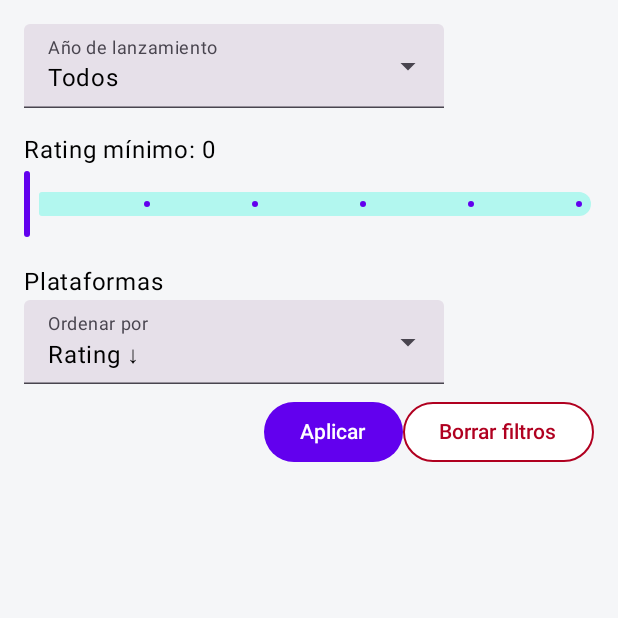
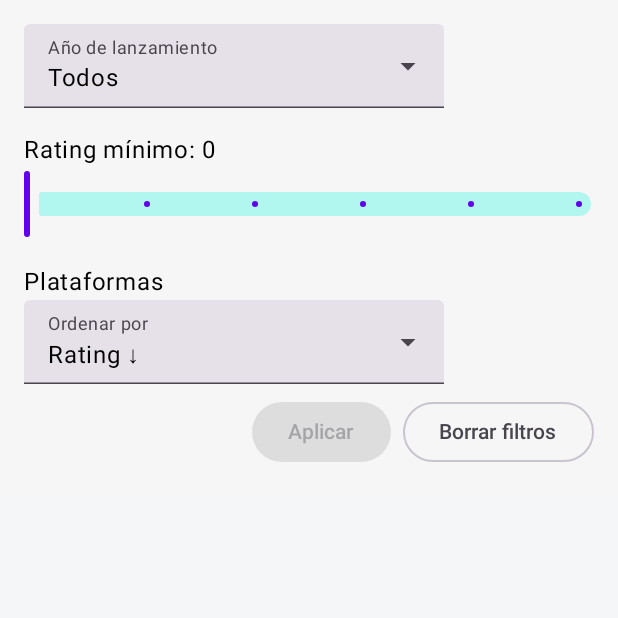
Before and after one commit to Lautaroscu/seminario-android-2025, an Android app built with Jetpack Compose: the GamesFiltersScreen screen opened through its navigation route, on a phone screen of 412 x 824 dp, the top half of it. Run offline under Robolectric (Android 15) with nearby library versions, the phone set to English and light mode, and no system bars; our stand-ins replace Dagger/Hilt's generated code.

Commit message:
agrega mejoras en savedFilters y boton de regresar en detalle del juego

```diff
--- a/app/src/main/java/ar/edu/unicen/seminario2025/AppActivity.kt
+++ b/app/src/main/java/ar/edu/unicen/seminario2025/AppActivity.kt
@@ -4,17 +4,19 @@ import android.os.Bundle
 import androidx.activity.compose.setContent
 import androidx.activity.viewModels
 import androidx.appcompat.app.AppCompatActivity
-import androidx.compose.foundation.layout.Spacer
 import androidx.compose.foundation.layout.WindowInsets
 import androidx.compose.foundation.layout.asPaddingValues
 import androidx.compose.foundation.layout.padding
-import androidx.compose.foundation.layout.size
 import androidx.compose.foundation.layout.statusBars
+import androidx.compose.material3.MaterialTheme
+import androidx.compose.material3.Surface
+import androidx.compose.runtime.Composable
 import androidx.compose.ui.Modifier
-import androidx.compose.ui.unit.dp
+import androidx.navigation.NavHostController
 import androidx.navigation.compose.NavHost
 import androidx.navigation.compose.composable
 import androidx.navigation.compose.rememberNavController
+import ar.edu.unicen.seminario2025.ui.AppNavigation
 import ar.edu.unicen.seminario2025.ui.common.Seminario2025Theme
 import ar.edu.unicen.seminario2025.ui.features.games.GameDetailsScreen
 import ar.edu.unicen.seminario2025.ui.features.games.GameViewModel
@@ -33,50 +35,21 @@ class AppActivity : AppCompatActivity() {
         setContent {
             Seminario2025Theme {
                 val navController = rememberNavController()
+                Surface(
+                    color = MaterialTheme.colorScheme.background,
+                    contentColor = MaterialTheme.colorScheme.onBackground
+                ) {
+                    AppNavigation(
+                       gameViewModel = gameViewModel,
+                       viewModel = viewModel,
+                      navController = navController
+                    )
+                }
 
-                NavHost(
-                    navController = navController,
-                    startDestination = "games",
-                    modifier = Modifier
-                        .padding(WindowInsets.statusBars.asPaddingValues())
-                ) {
-                    composable(
-                        route = "games",
-                        ) {
-
-                        GamesScreen(
-                            viewModel,
-                            goDetails = { gameId ->
-                                navController.navigate("game/${gameId}")
-                            } ,
-                            goFilters =  {
-                                navController.navigate("games/filters")
-                            }
-                        )
-                    }
-                    composable(
-                        route = "game/{id}"
-                    ) { backStackEntry ->
-                        val gameId = backStackEntry.arguments?.getString("id")?.toInt() ?: 0
-
-                        GameDetailsScreen(
-                            gameViewModel = gameViewModel,
-                            gameId = gameId,
-                        )
-                    }
-                    composable(
-                        route = "games/filters"
-                    ) {
-                        GamesFiltersScreen(
-                            viewModel,
-                            navController
-                        )
-                    }
-
-                }
 
             }
             }
 
     }
+
 }
--- a/app/src/main/java/ar/edu/unicen/seminario2025/ddl/models/games/FiltersDTO.kt
+++ b/app/src/main/java/ar/edu/unicen/seminario2025/ddl/models/games/FiltersDTO.kt
@@ -5,5 +5,5 @@ data class FiltersDTO(
     var minRating: Float? = null,
     val platforms: List<Int>? = null,
     var query: String? = null,
-    var order: SortOption? = SortOption.RATING_DESC,
+    var order: SortOption? = null,
 )
--- a/app/src/main/java/ar/edu/unicen/seminario2025/ddl/models/games/GameDetailsDTO.kt
+++ b/app/src/main/java/ar/edu/unicen/seminario2025/ddl/models/games/GameDetailsDTO.kt
@@ -10,7 +10,7 @@ data class GameDetailsDTO(
     @SerializedName("name")
     val name: String,
     @SerializedName("released")
-    val released: String,
+    val released: String? = null,
     @SerializedName("background_image")
     val backgroundImage: String?,
     @SerializedName("rating")
@@ -26,5 +26,5 @@ data class GameDetailsDTO(
     @SerializedName("esrbRating")
     val esrbRating: EsrbRatingDTO?,
     @SerializedName("platforms")
-    val platforms: List<PlatformWrapperDTO>?
+    val platforms: List<PlatformWrapperDTO>,
 )
--- /dev/null
+++ b/app/src/main/java/ar/edu/unicen/seminario2025/ui/AppNavigation.kt
@@ -0,0 +1,68 @@
+package ar.edu.unicen.seminario2025.ui
+
+import androidx.compose.foundation.layout.WindowInsets
+import androidx.compose.foundation.layout.asPaddingValues
+import androidx.compose.foundation.layout.padding
+import androidx.compose.foundation.layout.statusBars
+import androidx.compose.runtime.Composable
+import androidx.compose.ui.Modifier
+import androidx.navigation.NavHostController
+import androidx.navigation.compose.NavHost
+import androidx.navigation.compose.composable
+import androidx.navigation.compose.rememberNavController
+import ar.edu.unicen.seminario2025.ui.features.games.GameDetailsScreen
+import ar.edu.unicen.seminario2025.ui.features.games.GameViewModel
+import ar.edu.unicen.seminario2025.ui.features.games.GamesFiltersScreen
+import ar.edu.unicen.seminario2025.ui.features.games.GamesScreen
+import ar.edu.unicen.seminario2025.ui.features.games.GamesViewModel
+
+@Composable
+fun AppNavigation(
+    gameViewModel: GameViewModel ,
+    viewModel: GamesViewModel,
+    navController: NavHostController = rememberNavController()
+){
+    NavHost(
+        navController = navController,
+        startDestination = "games",
+        modifier = Modifier
+            .padding(WindowInsets.statusBars.asPaddingValues())
+    ) {
+        composable(
+            route = "games",
+        ) {
+
+            GamesScreen(
+                viewModel,
+                goDetails = { gameId ->
+                    navController.navigate("game/${gameId}")
+                } ,
+                goFilters =  {
+                    navController.navigate("games/filters")
+                }
+            )
+        }
+        composable(
+            route = "game/{id}"
+        ) { backStackEntry ->
+            val gameId = backStackEntry.arguments?.getString("id")?.toInt() ?: 0
+
+            GameDetailsScreen(
+                gameViewModel = gameViewModel,
+                gameId = gameId,
+                goBack = {
+                    navController.popBackStack()
+                }
+            )
+        }
+        composable(
+            route = "games/filters"
+        ) {
+            GamesFiltersScreen(
+                viewModel,
+                navController
+            )
+        }
+
+    }
+}
--- a/app/src/main/java/ar/edu/unicen/seminario2025/ui/features/games/GameImage.kt
+++ b/app/src/main/java/ar/edu/unicen/seminario2025/ui/features/games/GameImage.kt
@@ -22,6 +22,7 @@ fun GameImage(
         model = imageUrl ?: R.drawable.placeholder,
         contentDescription = contentDescription,
         contentScale = ContentScale.Crop,
-        modifier = modifier.fillMaxSize(),
+        modifier = modifier
     )
+
 }
--- a/app/src/main/java/ar/edu/unicen/seminario2025/ui/features/games/GameItem.kt
+++ b/app/src/main/java/ar/edu/unicen/seminario2025/ui/features/games/GameItem.kt
@@ -50,7 +50,6 @@ fun GameItem(
                 Text(
                     text = released,
                     style = MaterialTheme.typography.bodyMedium,
-                    color = MaterialTheme.colorScheme.onSurfaceVariant
                 )
             }
         }
--- a/app/src/main/java/ar/edu/unicen/seminario2025/ui/features/games/GameScreen.kt
+++ b/app/src/main/java/ar/edu/unicen/seminario2025/ui/features/games/GameScreen.kt
@@ -34,7 +34,8 @@ import ar.edu.unicen.seminario2025.ui.common.ErrorCard
 fun GameDetailsScreen(
         gameViewModel: GameViewModel,
         gameId : Int,
-        modifier: Modifier = Modifier
+        modifier: Modifier = Modifier,
+        goBack : () -> Unit
 ) {
         LaunchedEffect(gameId) {
                 gameId.let { id ->
@@ -62,7 +63,7 @@ fun GameDetailsScreen(
                         }
 
                         else -> {
-                                GameDetailsScreenContent(game)
+                                GameDetailsScreenContent(game  , goBack)
                         }
                 }
 
--- a/app/src/main/java/ar/edu/unicen/seminario2025/ui/features/games/GamesScreen.kt
+++ b/app/src/main/java/ar/edu/unicen/seminario2025/ui/features/games/GamesScreen.kt
@@ -9,10 +9,8 @@ import androidx.compose.foundation.layout.Spacer
 import androidx.compose.foundation.layout.fillMaxSize
 import androidx.compose.foundation.layout.padding
 import androidx.compose.foundation.layout.size
-import androidx.compose.material.icons.Icons
 import androidx.compose.material3.Icon
 import androidx.compose.material3.MaterialTheme
-import androidx.compose.material3.SegmentedButtonDefaults.Icon
 import androidx.compose.material3.Text
 import androidx.compose.runtime.Composable
 import androidx.compose.runtime.collectAsState
@@ -23,7 +21,6 @@ import androidx.compose.ui.res.painterResource
 import androidx.compose.ui.res.stringResource
 import androidx.compose.ui.res.vectorResource
 import androidx.compose.ui.unit.dp
-import ar.edu.unicen.seminario2025.ui.common.EmptyGamesView
 import ar.edu.unicen.seminario2025.ui.common.GameSearchBar
 import ar.edu.unicen.seminario2025.R
 import ar.edu.unicen.seminario2025.ui.common.ErrorCard
@@ -32,8 +29,8 @@ import ar.edu.unicen.seminario2025.ui.common.ErrorCard
 @Composable
 fun GamesScreen(
     viewModel: GamesViewModel,
-    goDetails : (gameId : Int) -> Unit ,
-    goFilters : () -> Unit
+    goDetails: (Int) -> Unit,
+    goFilters: () -> Unit
 ) {
     val games = viewModel.games.collectAsState().value
     val isLoading = viewModel.loading.collectAsState().value
--- a/app/src/main/java/ar/edu/unicen/seminario2025/ui/features/games/gameFiltersAndSort.kt
+++ b/app/src/main/java/ar/edu/unicen/seminario2025/ui/features/games/gameFiltersAndSort.kt
@@ -39,7 +39,6 @@ fun GameFiltersAndSort(
     platforms: List<Pair<Int, String>>,
     onApplyFilters: (FiltersDTO) -> Unit,
     savedFilters: FiltersDTO? = null,
-
     modifier: Modifier = Modifier
 ) {
     var expandedYear by remember { mutableStateOf(false) }
@@ -55,7 +54,7 @@ fun GameFiltersAndSort(
     }
 
     var selectedSort by remember {
-        mutableStateOf(savedFilters?.order ?: SortOption.RATING_DESC)
+        mutableStateOf(savedFilters?.order)
     }
     val context = LocalContext.current
     var expandedSort by remember { mutableStateOf(false) }
@@ -107,8 +106,7 @@ fun GameFiltersAndSort(
                 )
                 years.forEach { year ->
                     DropdownMenuItem(
-                        text = {Text(year.toString())
-                        },
+                        text = { Text(year.toString()) },
                         onClick = {
                             selectedYear = year.toString()
                             expandedYear = false
@@ -122,9 +120,7 @@ fun GameFiltersAndSort(
             Text("Rating mínimo: ${minRating.toInt()}")
             Slider(
                 value = minRating,
-                onValueChange = {
-                    minRating = it
-                                },
+                onValueChange = { minRating = it },
                 valueRange = 0f..5f,
                 steps = 4
             )
@@ -149,13 +145,13 @@ fun GameFiltersAndSort(
                 }
             }
 
-
             ExposedDropdownMenuBox(
                 expanded = expandedSort,
                 onExpandedChange = { expandedSort = !expandedSort }
             ) {
                 TextField(
-                    value = context.getString(selectedSort.labelRes),
+                    value = selectedSort?.let { stringResource(it.labelRes) }
+                        ?: stringResource(R.string.sort_rating_desc),
                     onValueChange = {},
                     readOnly = true,
                     label = { Text(stringResource(R.string.sort_by)) },
@@ -177,9 +173,12 @@ fun GameFiltersAndSort(
                     }
                 }
             }
+
             Row(
-                horizontalArrangement = Arrangement.End,
-                modifier = Modifier.fillMaxWidth().padding(top = 8.dp , bottom = 4.dp),
+                horizontalArrangement = Arrangement.spacedBy(8.dp, Alignment.End),
+                modifier = Modifier
+                    .fillMaxWidth()
+                    .padding(top = 8.dp, bottom = 4.dp),
             ) {
                 Button(
                     onClick = {
@@ -191,7 +190,7 @@ fun GameFiltersAndSort(
                                 order = selectedSort
                             )
                         )
-                    } ,
+                    },
                     enabled = change
                 ) {
                     Text(stringResource(R.string.apply_filters))
@@ -210,22 +209,19 @@ fun GameFiltersAndSort(
                         minRating = 0f
                         selectedPlatforms.clear()
                         selectedSort = SortOption.RATING_DESC
-                    },
-                    colors = ButtonDefaults.outlinedButtonColors(
-                        containerColor = MaterialTheme.colorScheme.surface,
-                        contentColor = MaterialTheme.colorScheme.error
-                    ),
-                    border = BorderStroke(1.dp, MaterialTheme.colorScheme.error)
+                    }
                 ) {
                     Text(stringResource(R.string.remove_filters))
                 }
             }
-
-
         }
     }
 }
-private fun filtersChange(filters: FiltersDTO , savedFilters: FiltersDTO) : Boolean {
-    return filters.query != savedFilters.query || filters.year != savedFilters.year || filters.minRating != savedFilters.minRating || filters.platforms != savedFilters.platforms
-            || filters.order != savedFilters.order
+
+private fun filtersChange(filters: FiltersDTO, savedFilters: FiltersDTO): Boolean {
+    return filters.query != savedFilters.query ||
+            filters.year != savedFilters.year ||
+            filters.minRating != savedFilters.minRating ||
+            filters.platforms != savedFilters.platforms ||
+            filters.order != savedFilters.order
 }
--- a/app/src/main/java/ar/edu/unicen/seminario2025/utils/FilterPreferences.kt
+++ b/app/src/main/java/ar/edu/unicen/seminario2025/utils/FilterPreferences.kt
@@ -63,9 +63,9 @@ class FiltersPreferences @Inject constructor(context: Context) {
 
     fun getFilters(): FiltersDTO {
         val year = prefs.getString(KEY_YEAR, null)
-        val rating = prefs.getFloat(KEY_MIN_RATING, 0f)
+        val rating = prefs.getString(KEY_MIN_RATING, null)?.toFloatOrNull()
         val platformsCSV = prefs.getString(KEY_PLATFORMS, "")
-        val platforms = if (platformsCSV.isNullOrEmpty()) emptyList() else platformsCSV.split(",").mapNotNull { it.toIntOrNull() }
+        val platforms = if (platformsCSV.isNullOrEmpty()) null else platformsCSV.split(",").mapNotNull { it.toIntOrNull() }
         val sort = prefs.getString(KEY_SORT, null)
         val sortOption = sort?.let { SortOption.valueOf(it) }
         val query = prefs.getString(KEY_QUERY, null)
--- a/app/src/main/java/ar/edu/unicen/seminario2025/utils/apiHelper.kt
+++ b/app/src/main/java/ar/edu/unicen/seminario2025/utils/apiHelper.kt
@@ -10,7 +10,7 @@ suspend fun <T> safeApiCall(
     return try {
         ApiResult.Success(apiCall())
     } catch (e: IOException) {
-        ApiResult.Error("Error de red, revisá tu conexió",e)
+        ApiResult.Error("Error de red, revisá tu conexión",e)
     } catch (e: HttpException) {
         ApiResult.Error("Error del servidor: ${e.code()}", e)
     } catch (e: Exception) {
--- /dev/null
+++ b/app/src/main/res/drawable/baseline_arrow_back_24.xml
@@ -0,0 +1,5 @@
+<vector xmlns:android="http://schemas.android.com/apk/res/android" android:autoMirrored="true" android:height="24dp" android:tint="#040404" android:viewportHeight="24" android:viewportWidth="24" android:width="24dp">
+
+    <path android:fillColor="@android:color/white" android:pathData="M20,11H7.83l5.59,-5.59L12,4l-8,8 8,8 1.41,-1.41L7.83,13H20v-2z"/>
+
+</vector>
--- a/app/src/main/res/values/strings.xml
+++ b/app/src/main/res/values/strings.xml
@@ -18,5 +18,6 @@
     <string name="sort_by">Ordenar por</string>
     <string name="apply_filters">Aplicar</string>
     <string name="remove_filters">Borrar filtros</string>
+    <string name="back">Regresar</string>
 
 </resources>
```
Also changed, not shown: app/src/main/java/ar/edu/unicen/seminario2025/ui/features/games/GameDetailsScreenContent.kt (+57 -48 lines), app/src/main/res/drawable/hogrider1.webp (added), app/src/main/res/drawable/hogrider2.webp (added), 1 other file.
